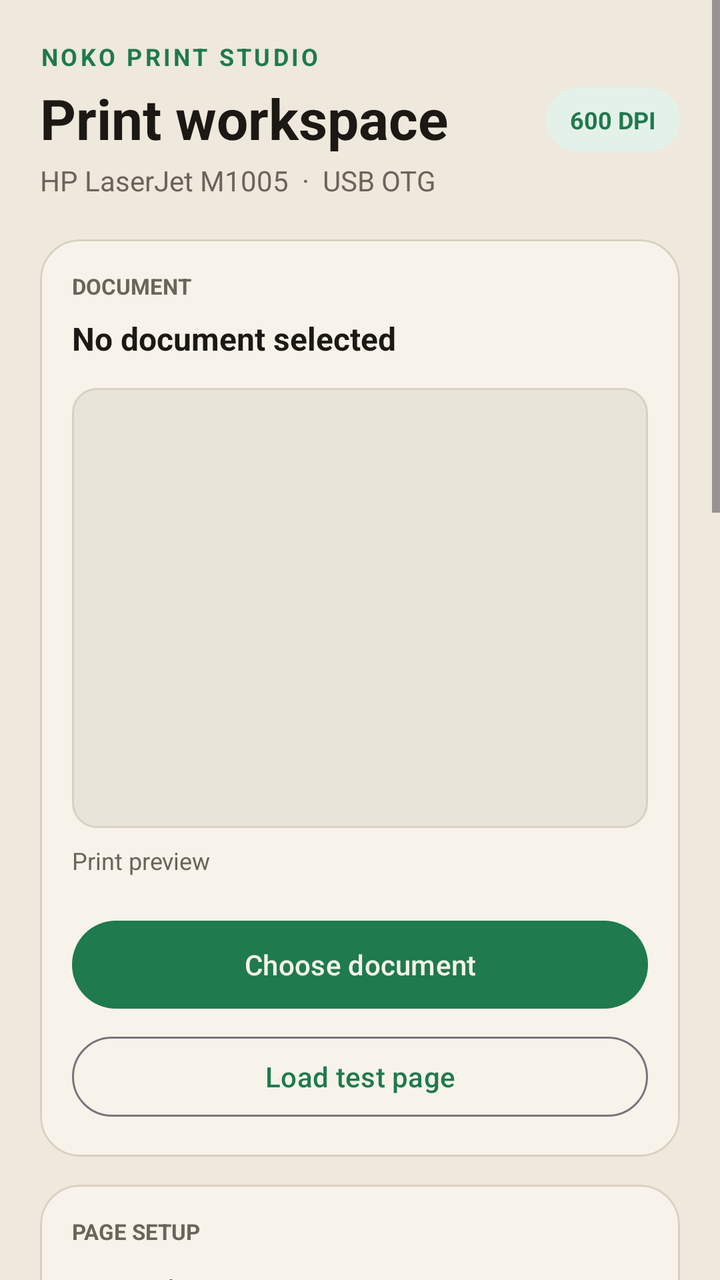
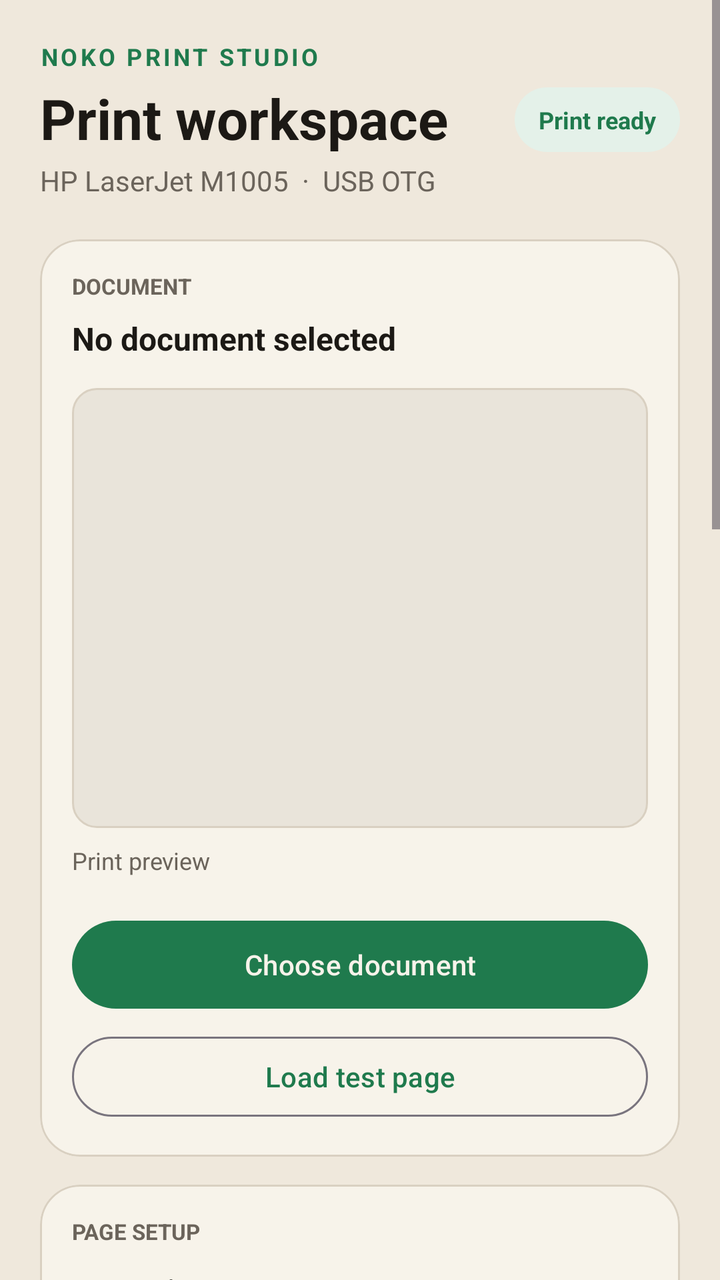

An Android layout rendered at two revisions. The XML below is the earlier revision; the diff shows what the commit changed to produce the second picture.
<!-- AndroidManifest.xml: application theme Theme.NokoPrint -->
<!-- res/layout/activity_main.xml -->
<?xml version="1.0" encoding="utf-8"?>
<ScrollView xmlns:android="http://schemas.android.com/apk/res/android"
    xmlns:app="http://schemas.android.com/apk/res-auto"
    android:layout_width="match_parent"
    android:layout_height="match_parent"
    android:background="@color/paper"
    android:fillViewport="true">

    <LinearLayout
        android:layout_width="match_parent"
        android:layout_height="wrap_content"
        android:orientation="vertical"
        android:padding="20dp">

        <LinearLayout
            android:layout_width="match_parent"
            android:layout_height="wrap_content"
            android:gravity="center_vertical"
            android:orientation="horizontal">
            <LinearLayout
                android:layout_width="0dp"
                android:layout_height="wrap_content"
                android:layout_weight="1"
                android:orientation="vertical">
                <TextView
                    android:layout_width="wrap_content"
                    android:layout_height="wrap_content"
                    android:letterSpacing="0.12"
                    android:text="NOKO PRINT STUDIO"
                    android:textColor="@color/ready"
                    android:textSize="12sp"
                    android:textStyle="bold" />
                <TextView
                    android:layout_width="wrap_content"
                    android:layout_height="wrap_content"
                    android:layout_marginTop="4dp"
                    android:text="Print workspace"
                    android:textColor="@color/ink"
                    android:textSize="28sp"
                    android:textStyle="bold" />
                <TextView
                    android:layout_width="wrap_content"
                    android:layout_height="wrap_content"
                    android:layout_marginTop="3dp"
                    android:text="HP LaserJet M1005  ·  USB OTG"
                    android:textColor="@color/muted"
                    android:textSize="14sp" />
            </LinearLayout>
            <TextView
                android:layout_width="wrap_content"
                android:layout_height="wrap_content"
                android:background="@drawable/status_pill"
                android:paddingHorizontal="12dp"
                android:paddingVertical="8dp"
                android:text="600 DPI"
                android:textColor="@color/ready"
                android:textSize="12sp"
                android:textStyle="bold" />
        </LinearLayout>

        <com.google.android.material.card.MaterialCardView
            android:layout_width="match_parent"
            android:layout_height="wrap_content"
            android:layout_marginTop="20dp"
            app:cardBackgroundColor="@color/card"
            app:cardCornerRadius="20dp"
            app:cardElevation="0dp"
            app:strokeColor="@color/line"
            app:strokeWidth="1dp">
            <LinearLayout
                android:layout_width="match_parent"
                android:layout_height="wrap_content"
                android:orientation="vertical"
                android:padding="16dp">
                <TextView
                    android:layout_width="wrap_content"
                    android:layout_height="wrap_content"
                    android:text="DOCUMENT"
                    android:textColor="@color/muted"
                    android:textSize="11sp"
                    android:textStyle="bold" />
                <TextView
                    android:id="@+id/file_name"
                    android:layout_width="match_parent"
                    android:layout_height="wrap_content"
                    android:layout_marginTop="8dp"
                    android:ellipsize="middle"
                    android:maxLines="2"
                    android:text="No document selected"
                    android:textColor="@color/ink"
                    android:textSize="16sp"
                    android:textStyle="bold" />
                <ImageView
                    android:id="@+id/preview"
                    android:layout_width="match_parent"
                    android:layout_height="220dp"
                    android:layout_marginTop="14dp"
                    android:adjustViewBounds="true"
                    android:background="@drawable/preview_surface"
                    android:contentDescription="Tap to open a zoomable print preview" android:clickable="true" android:focusable="true"
                    android:padding="8dp"
                    android:scaleType="fitCenter" />
                <TextView
                    android:id="@+id/preview_page_label"
                    android:layout_width="match_parent"
                    android:layout_height="wrap_content"
                    android:layout_marginTop="8dp"
                    android:text="Print preview"
                    android:textColor="@color/muted"
                    android:textSize="12sp" />
                <HorizontalScrollView
                    android:layout_width="match_parent"
                    android:layout_height="wrap_content"
                    android:layout_marginTop="6dp"
                    android:fillViewport="false"
                    android:scrollbars="none">
                    <LinearLayout
                        android:id="@+id/preview_thumbnails"
                        android:layout_width="wrap_content"
                        android:layout_height="wrap_content"
                        android:orientation="horizontal" />
                </HorizontalScrollView>
                <com.google.android.material.button.MaterialButton
                    android:id="@+id/pick"
                    style="@style/Widget.Material3.Button"
                    android:layout_width="match_parent"
                    android:layout_height="52dp"
                    android:layout_marginTop="12dp"
                    android:text="Choose document" />
                <com.google.android.material.button.MaterialButton
                    android:id="@+id/test_page"
                    style="@style/Widget.Material3.Button.OutlinedButton"
                    android:layout_width="match_parent"
                    android:layout_height="48dp"
                    android:layout_marginTop="6dp"
                    android:text="Load test page" />
            </LinearLayout>
        </com.google.android.material.card.MaterialCardView>

        <com.google.android.material.card.MaterialCardView
            android:layout_width="match_parent"
            android:layout_height="wrap_content"
            android:layout_marginTop="14dp"
            app:cardBackgroundColor="@color/card"
            app:cardCornerRadius="20dp"
            app:cardElevation="0dp"
            app:strokeColor="@color/line"
            app:strokeWidth="1dp">
            <LinearLayout
                android:layout_width="match_parent"
                android:layout_height="wrap_content"
                android:orientation="vertical"
                android:padding="16dp">
                <TextView
                    android:layout_width="wrap_content"
                    android:layout_height="wrap_content"
                    android:text="PAGE SETUP"
                    android:textColor="@color/muted"
                    android:textSize="11sp"
                    android:textStyle="bold" />
                <TextView android:layout_width="wrap_content" android:layout_height="wrap_content" android:layout_marginTop="12dp" android:text="Paper size" android:textColor="@color/ink" android:textStyle="bold" />
                <Spinner android:id="@+id/paper" android:layout_width="match_parent" android:layout_height="48dp" android:layout_marginTop="3dp" />
                <TextView android:layout_width="wrap_content" android:layout_height="wrap_content" android:layout_marginTop="10dp" android:text="Orientation" android:textColor="@color/ink" android:textStyle="bold" />
                <Spinner android:id="@+id/orientation" android:layout_width="match_parent" android:layout_height="48dp" android:layout_marginTop="3dp" />
                <TextView android:layout_width="wrap_content" android:layout_height="wrap_content" android:layout_marginTop="10dp" android:text="Pages (PDF)" android:textColor="@color/ink" android:textStyle="bold" />
                <LinearLayout android:layout_width="match_parent" android:layout_height="wrap_content" android:orientation="horizontal" android:gravity="center_vertical">
                    <EditText android:id="@+id/page_from" android:layout_width="0dp" android:layout_height="48dp" android:layout_weight="1" android:hint="From" android:inputType="number" android:singleLine="true" android:paddingHorizontal="12dp" android:background="@drawable/input_surface" />
                    <TextView android:layout_width="wrap_content" android:layout_height="wrap_content" android:paddingHorizontal="12dp" android:text="to" android:textColor="@color/muted" />
                    <EditText android:id="@+id/page_to" android:layout_width="0dp" android:layout_height="48dp" android:layout_weight="1" android:hint="To" android:inputType="number" android:singleLine="true" android:paddingHorizontal="12dp" android:background="@drawable/input_surface" />
                </LinearLayout>
                <TextView android:id="@+id/density_label" android:layout_width="wrap_content" android:layout_height="wrap_content" android:layout_marginTop="14dp" android:text="Print darkness · 3 of 5" android:textColor="@color/ink" android:textStyle="bold" />
                <SeekBar android:id="@+id/density" android:layout_width="match_parent" android:layout_height="wrap_content" android:max="4" android:progress="2" />
                <CheckBox android:id="@+id/toner" android:layout_width="wrap_content" android:layout_height="wrap_content" android:text="Toner saver (lighter output)" android:textColor="@color/ink" />
                <TextView android:layout_width="wrap_content" android:layout_height="wrap_content" android:layout_marginTop="12dp" android:text="Scaling" android:textColor="@color/ink" android:textStyle="bold" />
                <Spinner android:id="@+id/scale_mode" android:layout_width="match_parent" android:layout_height="48dp" />
                <TextView android:layout_width="wrap_content" android:layout_height="wrap_content" android:layout_marginTop="8dp" android:text="Margins" android:textColor="@color/ink" android:textStyle="bold" />
                <Spinner android:id="@+id/margins" android:layout_width="match_parent" android:layout_height="48dp" />
                <TextView android:layout_width="wrap_content" android:layout_height="wrap_content" android:layout_marginTop="8dp" android:text="Page position" android:textColor="@color/ink" android:textStyle="bold" />
                <Spinner android:id="@+id/position" android:layout_width="match_parent" android:layout_height="48dp" />
                <CheckBox android:id="@+id/collate" android:layout_width="wrap_content" android:layout_height="wrap_content" android:text="Collate copies (1, 2, 3…)" android:checked="true" android:textColor="@color/ink" />
                <LinearLayout android:layout_width="match_parent" android:layout_height="wrap_content" android:gravity="center_vertical" android:orientation="horizontal">
                    <TextView android:layout_width="0dp" android:layout_height="wrap_content" android:layout_weight="1" android:text="Copies" android:textColor="@color/ink" android:textStyle="bold" />
                    <com.google.android.material.button.MaterialButton android:id="@+id/copies_minus" style="@style/Widget.Material3.Button.OutlinedButton" android:layout_width="52dp" android:layout_height="48dp" android:minWidth="52dp" android:minHeight="48dp" android:insetTop="0dp" android:insetBottom="0dp" android:text="−" android:textColor="@color/ready" android:textSize="22sp" android:textStyle="bold" android:textAllCaps="false" android:backgroundTint="@color/card" app:strokeColor="@color/line" />
                    <TextView android:id="@+id/copies" android:layout_width="42dp" android:layout_height="wrap_content" android:gravity="center" android:text="1" android:textColor="@color/ink" android:textSize="18sp" android:textStyle="bold" />
                    <com.google.android.material.button.MaterialButton android:id="@+id/copies_plus" style="@style/Widget.Material3.Button.OutlinedButton" android:layout_width="52dp" android:layout_height="48dp" android:minWidth="52dp" android:minHeight="48dp" android:insetTop="0dp" android:insetBottom="0dp" android:text="+" android:textColor="@color/ready" android:textSize="22sp" android:textStyle="bold" android:textAllCaps="false" android:backgroundTint="@color/card" app:strokeColor="@color/line" />
                </LinearLayout>
            </LinearLayout>
        </com.google.android.material.card.MaterialCardView>

        <com.google.android.material.card.MaterialCardView
            android:layout_width="match_parent"
            android:layout_height="wrap_content"
            android:layout_marginTop="14dp"
            app:cardBackgroundColor="@color/card"
            app:cardCornerRadius="20dp"
            app:cardElevation="0dp"
            app:strokeColor="@color/line"
            app:strokeWidth="1dp">
            <LinearLayout android:layout_width="match_parent" android:layout_height="wrap_content" android:orientation="vertical" android:padding="16dp">
                <TextView android:layout_width="wrap_content" android:layout_height="wrap_content" android:text="PRINTER CONNECTION" android:textColor="@color/muted" android:textSize="11sp" android:textStyle="bold" />
                <TextView android:id="@+id/connection_state" android:layout_width="match_parent" android:layout_height="wrap_content" android:layout_marginTop="8dp" android:text="Not connected · USB OTG" android:textColor="@color/ink" android:textSize="15sp" android:textStyle="bold" />
                <com.google.android.material.button.MaterialButton android:id="@+id/connect" style="@style/Widget.Material3.Button.TonalButton" android:layout_width="match_parent" android:layout_height="50dp" android:layout_marginTop="10dp" android:text="Connect printer" />
                <ProgressBar android:id="@+id/progress" style="?android:attr/progressBarStyleHorizontal" android:layout_width="match_parent" android:layout_height="wrap_content" android:layout_marginTop="10dp" android:indeterminate="true" android:visibility="gone" />
                <TextView android:id="@+id/status" android:layout_width="match_parent" android:layout_height="wrap_content" android:layout_marginTop="10dp" android:lineSpacingExtra="3dp" android:textColor="@color/ink" android:textSize="14sp" />
            </LinearLayout>
        </com.google.android.material.card.MaterialCardView>

        <com.google.android.material.button.MaterialButton
            android:id="@+id/print"
            android:layout_width="match_parent"
            android:layout_height="58dp"
            android:layout_marginTop="16dp"
            android:layout_marginBottom="24dp"
            android:text="Print document"
            android:textSize="16sp"
            app:icon="@android:drawable/ic_menu_save" />
    </LinearLayout>
</ScrollView>
<!-- resources referenced by this layout -->
<resources>
  <color name="card">#F7F3EA</color>
  <color name="ink">#1C1915</color>
  <color name="line">#D9D0C1</color>
  <color name="muted">#6B645B</color>
  <color name="paper">#EFE8DC</color>
  <color name="ready">#1F7A4D</color>
  <!-- drawable input_surface (drawable) -->
  <?xml version="1.0" encoding="utf-8"?>
  <shape xmlns:android="http://schemas.android.com/apk/res/android" android:shape="rectangle">
      <solid android:color="#FFFFFF" />
      <corners android:radius="10dp" />
      <stroke android:width="1dp" android:color="#D9D0C1" />
  </shape>
  <!-- drawable preview_surface (drawable) -->
  <?xml version="1.0" encoding="utf-8"?>
  <shape xmlns:android="http://schemas.android.com/apk/res/android" android:shape="rectangle">
      <solid android:color="#E9E4DA" />
      <corners android:radius="12dp" />
      <stroke android:width="1dp" android:color="#D9D0C1" />
  </shape>
  <!-- drawable status_pill (drawable) -->
  <?xml version="1.0" encoding="utf-8"?>
  <shape xmlns:android="http://schemas.android.com/apk/res/android" android:shape="rectangle">
      <solid android:color="#E4F1E9" />
      <corners android:radius="50dp" />
  </shape>
  <style name="Theme.NokoPrint" parent="Theme.Material3.Light.NoActionBar">
          <item name="colorPrimary">@color/ready</item>
          <item name="colorOnPrimary">@color/card</item>
          <item name="colorSurface">@color/paper</item>
          <item name="android:statusBarColor">@color/ink</item>
          <item name="android:navigationBarColor">@color/paper</item>
          <item name="android:windowBackground">@color/paper</item>
      </style>
</resources>

<!-- the commit's change to res/layout/activity_main.xml (unified diff, before → after) -->
@@ -52,7 +52,7 @@
                 android:background="@drawable/status_pill"
                 android:paddingHorizontal="12dp"
                 android:paddingVertical="8dp"
-                android:text="600 DPI"
+                android:text="Print ready"
                 android:textColor="@color/ready"
                 android:textSize="12sp"
                 android:textStyle="bold" />
@@ -168,8 +168,8 @@
                     <TextView android:layout_width="wrap_content" android:layout_height="wrap_content" android:paddingHorizontal="12dp" android:text="to" android:textColor="@color/muted" />
                     <EditText android:id="@+id/page_to" android:layout_width="0dp" android:layout_height="48dp" android:layout_weight="1" android:hint="To" android:inputType="number" android:singleLine="true" android:paddingHorizontal="12dp" android:background="@drawable/input_surface" />
                 </LinearLayout>
-                <TextView android:id="@+id/density_label" android:layout_width="wrap_content" android:layout_height="wrap_content" android:layout_marginTop="14dp" android:text="Print darkness · 3 of 5" android:textColor="@color/ink" android:textStyle="bold" />
-                <SeekBar android:id="@+id/density" android:layout_width="match_parent" android:layout_height="wrap_content" android:max="4" android:progress="2" />
+                <TextView android:id="@+id/density_label" android:layout_width="wrap_content" android:layout_height="wrap_content" android:visibility="gone" android:text="Standard print density" />
+                <SeekBar android:id="@+id/density" android:layout_width="match_parent" android:layout_height="wrap_content" android:max="4" android:progress="2" android:visibility="gone" />
                 <CheckBox android:id="@+id/toner" android:layout_width="wrap_content" android:layout_height="wrap_content" android:text="Toner saver (lighter output)" android:textColor="@color/ink" />
                 <TextView android:layout_width="wrap_content" android:layout_height="wrap_content" android:layout_marginTop="12dp" android:text="Scaling" android:textColor="@color/ink" android:textStyle="bold" />
                 <Spinner android:id="@+id/scale_mode" android:layout_width="match_parent" android:layout_height="48dp" />
